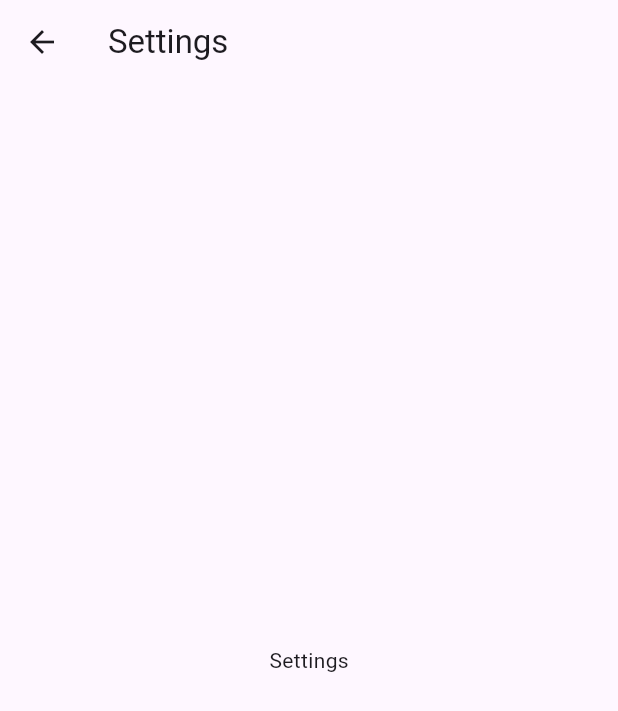
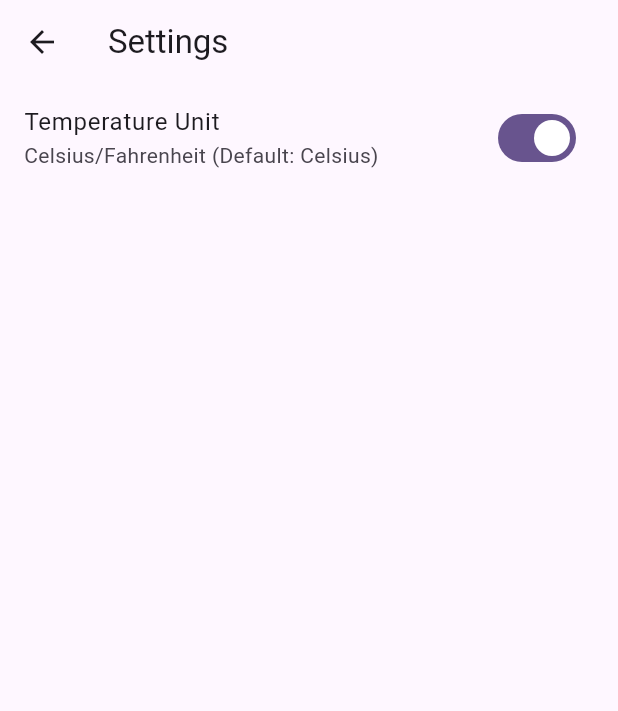
Before and after one commit to UildsonSantos/open_weather_provider, a Flutter app: the SettingsPage screen opened directly, on a phone screen of 412 x 824 dp. Shown: the top 711 px of the screen. Run offline on Flutter 3.47's test engine with Material 3 defaults, Android fonts, the phone set to English and light mode, and no system bars; our stand-ins replace equatable, flutter_dotenv, recase.

Commit message:
add TempSettings provider in UI widget tree

```diff
--- a/lib/main.dart
+++ b/lib/main.dart
@@ -30,7 +30,10 @@ class MyApp extends StatelessWidget {
           create: (context) => WeatherProvider(
             weatherRepository: context.read<WeatherRepository>(),
           ),
-        )
+        ),
+        ChangeNotifierProvider<TempSettingsProvider>(
+          create: (context) => TempSettingsProvider(),
+        ),
       ],
       child: MaterialApp(
         title: 'Open Weather',
--- a/lib/pages/settings_pages.dart
+++ b/lib/pages/settings_pages.dart
@@ -1,4 +1,6 @@
 import 'package:flutter/material.dart';
+import 'package:open_weather_provider/providers/providers.dart';
+import 'package:provider/provider.dart';
 
 class SettingsPage extends StatefulWidget {
   const SettingsPage({super.key});
@@ -14,9 +16,14 @@ class _SettingsPageState extends State<SettingsPage> {
       appBar: AppBar(
         title: const Text('Settings'),
       ),
-      body: const Center(
-        child: Text('Settings'),
-      ),
+      body: ListTile(
+        title: const Text('Temperature Unit'),
+        subtitle: const Text('Celsius/Fahrenheit (Default: Celsius)'),
+        trailing: Switch(value: context.watch<TempSettingsProvider>().state.tempUnit == TempUnit.celsius,
+        onChanged: (_) {
+          context.read<TempSettingsProvider>().tongleTempUnit();
+        },),
+      )
     );
   }
 }
```
Also changed, not shown: lib/pages/home_page.dart (+23 -4 lines).
